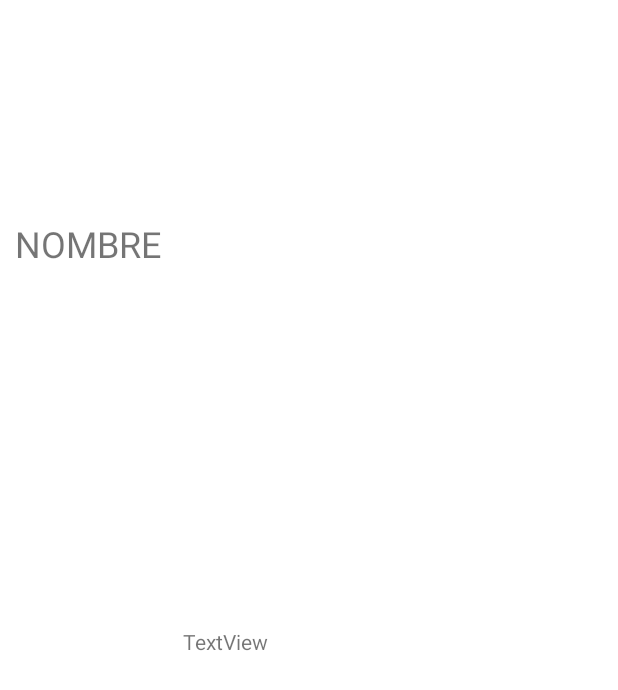
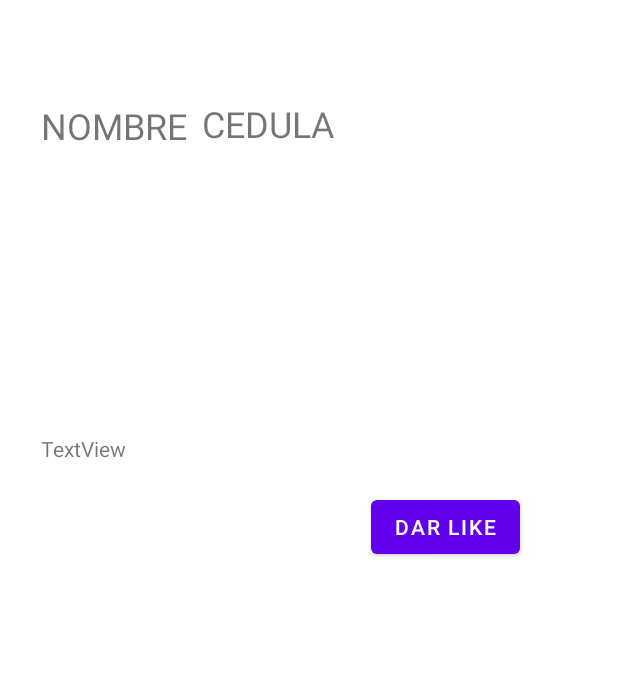
Before and after one commit to 2021-a-moviles-computacion/mov-comp-erazo-cucas-maria-cristina, an Android app: the layout recycler_view_vista.xml on its own in the app's theme, with its tools: preview values and no code run, on a phone screen of 412 x 824 dp. Shown: the top 690 px of the screen. Run offline under Robolectric (Android 15) with nearby library versions, the phone set to English and light mode, and no system bars.

Commit message:
Actualizar Deber 02

```diff
--- a/02-android/app/src/main/java/com/example/aplicacionesmoviles2021a/FRecycleViewAdaptadorNombreCedula.kt
+++ b/02-android/app/src/main/java/com/example/aplicacionesmoviles2021a/FRecycleViewAdaptadorNombreCedula.kt
@@ -1,5 +1,6 @@
 package com.example.aplicacionesmoviles2021a
 
+import android.content.Intent
 import android.view.LayoutInflater
 import android.view.View
 import android.view.ViewGroup
@@ -39,6 +40,7 @@ class FRecycleViewAdaptadorNombreCedula(
             contexto.aumentarTotalLikes()
         }
 
+
     }
 
 
--- a/02-android/app/src/main/res/layout/activity_grecycler_view.xml
+++ b/02-android/app/src/main/res/layout/activity_grecycler_view.xml
@@ -20,9 +20,9 @@
 
     <androidx.recyclerview.widget.RecyclerView
         android:id="@+id/rv_entrenadores"
-        android:layout_width="236dp"
-        android:layout_height="417dp"
-        android:layout_marginTop="236dp"
+        android:layout_width="349dp"
+        android:layout_height="402dp"
+        android:layout_marginTop="176dp"
         app:layout_constraintEnd_toEndOf="@+id/textView9"
         app:layout_constraintHorizontal_bias="0.481"
         app:layout_constraintStart_toStartOf="@+id/textView9"
--- a/02-android/app/src/main/res/layout/recycler_view_vista.xml
+++ b/02-android/app/src/main/res/layout/recycler_view_vista.xml
@@ -8,37 +8,37 @@
 
     <TextView
         android:id="@+id/tv_nombre"
-        android:layout_width="353dp"
-        android:layout_height="84dp"
+        android:layout_width="103dp"
+        android:layout_height="38dp"
         android:text="NOMBRE"
         android:textSize="24sp"
         app:layout_constraintBottom_toBottomOf="parent"
         app:layout_constraintEnd_toEndOf="parent"
-        app:layout_constraintHorizontal_bias="0.167"
+        app:layout_constraintHorizontal_bias="0.088"
         app:layout_constraintStart_toStartOf="parent"
         app:layout_constraintTop_toTopOf="parent"
-        app:layout_constraintVertical_bias="0.197" />
+        app:layout_constraintVertical_bias="0.086" />
 
     <TextView
         android:id="@+id/tv_cedula"
-        android:layout_width="407dp"
-        android:layout_height="103dp"
-        android:layout_marginStart="96dp"
+        android:layout_width="193dp"
+        android:layout_height="39dp"
+        android:layout_marginStart="4dp"
         android:text="CEDULA"
         android:textSize="24sp"
         app:layout_constraintBottom_toBottomOf="@+id/tv_nombre"
         app:layout_constraintStart_toEndOf="@+id/tv_nombre"
         app:layout_constraintTop_toTopOf="@+id/tv_nombre"
-        app:layout_constraintVertical_bias="0.0" />
+        app:layout_constraintVertical_bias="1.0" />
 
     <TextView
         android:id="@+id/tv_like"
         android:layout_width="156dp"
         android:layout_height="100dp"
-        android:layout_marginTop="188dp"
+        android:layout_marginTop="184dp"
         android:text="TextView"
         app:layout_constraintEnd_toEndOf="@+id/tv_nombre"
-        app:layout_constraintHorizontal_bias="0.567"
+        app:layout_constraintHorizontal_bias="0.0"
         app:layout_constraintStart_toStartOf="@+id/tv_nombre"
         app:layout_constraintTop_toBottomOf="@+id/tv_nombre" />
 
@@ -46,10 +46,10 @@
         android:id="@+id/btn_dar_like"
         android:layout_width="wrap_content"
         android:layout_height="wrap_content"
-        android:layout_marginStart="336dp"
+        android:layout_marginStart="64dp"
         android:text="DAR LIKE"
         app:layout_constraintBottom_toBottomOf="@+id/tv_like"
         app:layout_constraintStart_toEndOf="@+id/tv_like"
         app:layout_constraintTop_toTopOf="@+id/tv_like"
-        app:layout_constraintVertical_bias="0.192" />
+        app:layout_constraintVertical_bias="0.73" />
 </androidx.constraintlayout.widget.ConstraintLayout>
```
